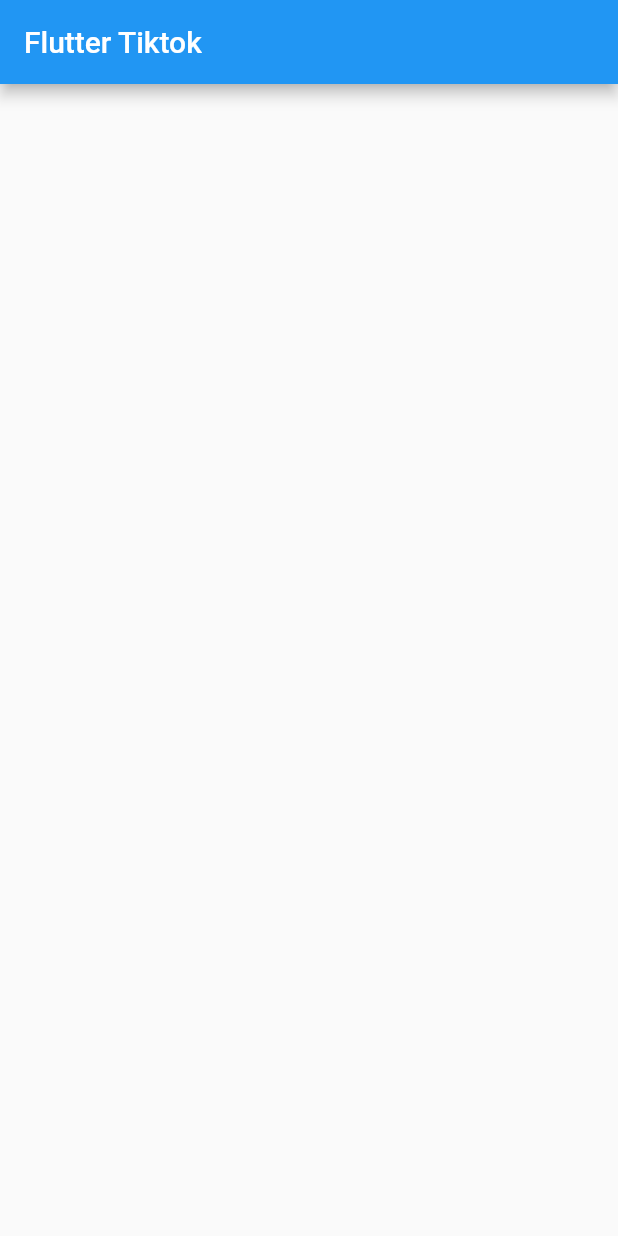
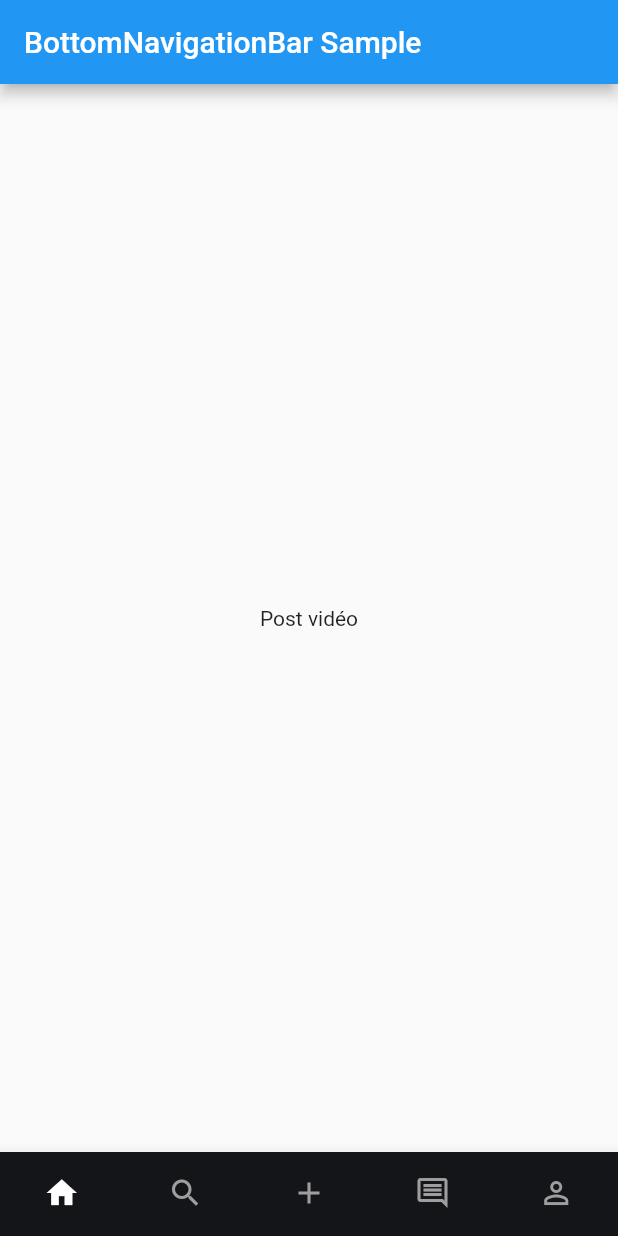
Before and after one commit to baptistemcn/tiktok-clone, a Flutter app: the screen it shows after launch, on a phone screen of 412 x 824 dp. Run offline on Flutter 3.47's test engine with Material 2 defaults, Android fonts, the phone set to English and light mode, and no system bars; our stand-ins replace carousel_slider.

Commit message:
feat: BottomNavigationBar

```diff
--- a/lib/main.dart
+++ b/lib/main.dart
@@ -14,10 +14,68 @@ class MyApp extends StatelessWidget {
     return MaterialApp(
       title: "Flutter Tiktok",
       debugShowCheckedModeBanner: false,
-      home: Scaffold(
-        appBar: AppBar(
-          title: const Text("Flutter Tiktok"),
-        ),
+      home: MyStatefulWidget(),
+    );
+  }
+}
+
+/// This is the stateful widget that the main application instantiates.
+class MyStatefulWidget extends StatefulWidget {
+  const MyStatefulWidget({Key? key}) : super(key: key);
+
+  @override
+  State<MyStatefulWidget> createState() => _MyStatefulWidgetState();
+}
+
+/// This is the private State class that goes with MyStatefulWidget.
+class _MyStatefulWidgetState extends State<MyStatefulWidget> {
+  int _selectedIndex = 0;
+  void _onItemTapped(int index) {
+    setState(() {
+      _selectedIndex = index;
+    });
+  }
+
+  @override
+  Widget build(BuildContext context) {
+    return Scaffold(
+      appBar: AppBar(
+        title: const Text('BottomNavigationBar Sample'),
+      ),
+      body: const Center(
+        child: Text("Post vidéo"),
+      ),
+      bottomNavigationBar: BottomNavigationBar(
+        items: const <BottomNavigationBarItem>[
+          BottomNavigationBarItem(
+            icon: Icon(Icons.home),
+            label: 'Home',
+          ),
+          BottomNavigationBarItem(
+            icon: Icon(Icons.search),
+            label: 'Search',
+          ),
+          BottomNavigationBarItem(
+            icon: Icon(Icons.add),
+            label: 'Add',
+          ),
+          BottomNavigationBarItem(
+            icon: Icon(Icons.comment_outlined),
+            label: 'Notifications',
+          ),
+          BottomNavigationBarItem(
+            icon: Icon(Icons.person_outline),
+            label: 'Profile',
+          ),
+        ],
+        currentIndex: _selectedIndex,
+        type: BottomNavigationBarType.fixed,
+        backgroundColor: Color(0xff141518),
+        selectedItemColor: Colors.white,
+        unselectedItemColor: Colors.grey,
+        showSelectedLabels: false,
+        showUnselectedLabels: false,
+        onTap: _onItemTapped,
       ),
     );
   }
```
